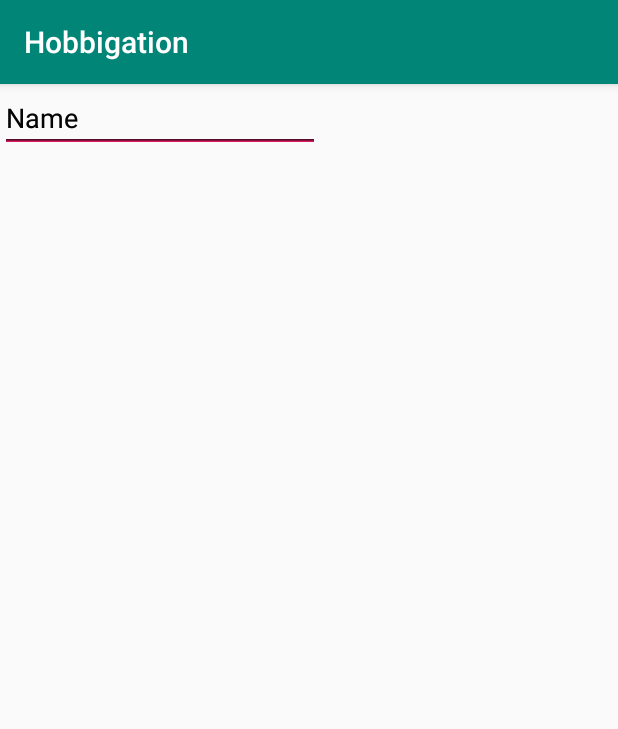
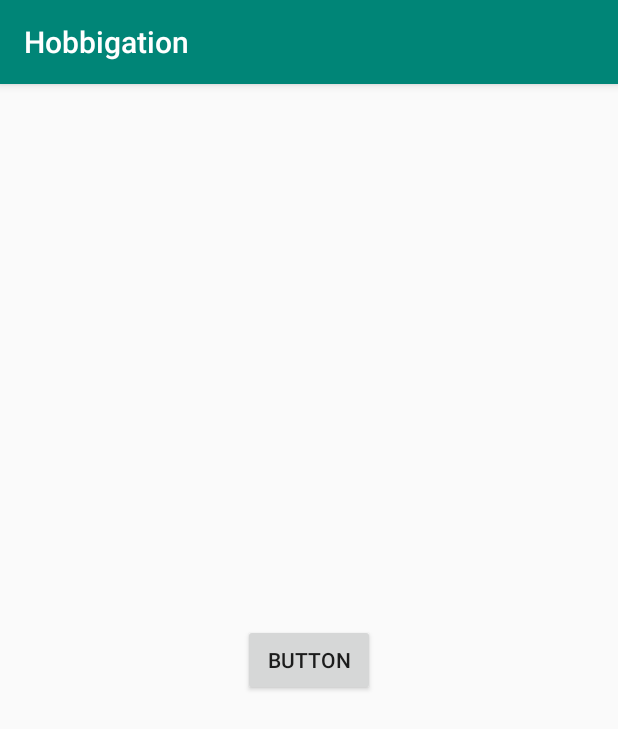
Before and after one commit to eunsongsong/Hobbigation, an Android app: the screen it shows after launch (MainActivity), on a phone screen of 412 x 824 dp. Shown: the top 729 px of the screen. Run offline under Robolectric (Android 15) with nearby library versions, the phone set to English and light mode, and no system bars; our stand-ins replace Firebase (no records; nobody signed in at launch, a user with empty details on screens opened directly).

Commit message:
Splash_Activity implementation

```diff
--- a/app/src/main/java/com/example/hobbigation/MainActivity.java
+++ b/app/src/main/java/com/example/hobbigation/MainActivity.java
@@ -1,7 +1,10 @@
 package com.example.hobbigation;
 
+import android.content.Intent;
 import android.os.Bundle;
 import android.support.v7.app.AppCompatActivity;
+import android.view.View;
+import android.widget.Button;
 
 import com.google.firebase.database.DatabaseReference;
 import com.google.firebase.database.FirebaseDatabase;
@@ -12,12 +15,20 @@ public class MainActivity extends AppCompatActivity {
     FirebaseDatabase database = FirebaseDatabase.getInstance();
     DatabaseReference myRef = database.getReference("message");
 
-
-    //hi hi im jh
+    private Button move_btn;
     @Override
     protected void onCreate(Bundle savedInstanceState) {
         super.onCreate(savedInstanceState);
         setContentView(R.layout.activity_main);
         myRef.setValue("Hello, World! 2");
+
+        move_btn = (Button) findViewById(R.id.button);
+        move_btn.setOnClickListener(new View.OnClickListener() {
+            @Override
+            public void onClick(View v) {
+                Intent intent = new Intent(getApplicationContext(),LoginActivity.class);
+                startActivity(intent);
+            }
+        });
     }
 }
--- /dev/null
+++ b/app/src/main/java/com/example/hobbigation/SplashActivity.java
@@ -0,0 +1,24 @@
+package com.example.hobbigation;
+
+import android.content.Intent;
+import android.os.Bundle;
+import android.support.v7.app.AppCompatActivity;
+
+public class SplashActivity extends AppCompatActivity {
+
+    @Override
+    protected void onCreate(Bundle savedInstanceState) {
+        super.onCreate(savedInstanceState);
+
+        try{
+            Thread.sleep(1000);
+            Intent mainIntent = new Intent(this, MainActivity.class);
+            startActivity(mainIntent);
+            finish();
+        } catch (InterruptedException e) {
+            e.printStackTrace();
+        }
+
+
+    }
+}
--- /dev/null
+++ b/app/src/main/res/drawable/splash.xml
@@ -0,0 +1,6 @@
+<?xml version="1.0" encoding="utf-8"?>
+<layer-list xmlns:android="http://schemas.android.com/apk/res/android">
+    <item
+        android:drawable="@drawable/splash_background3">
+    </item>
+</layer-list>
--- a/app/src/main/res/layout/activity_main.xml
+++ b/app/src/main/res/layout/activity_main.xml
@@ -6,24 +6,19 @@
     android:layout_height="match_parent"
     tools:context=".MainActivity">
 
-
-    <EditText
-        android:id="@+id/editText"
+    <Button
+        android:id="@+id/button"
         android:layout_width="wrap_content"
         android:layout_height="wrap_content"
-        android:ems="10"
-        android:inputType="textPersonName"
-        android:text="Name"
-        tools:layout_editor_absoluteX="250dp"
-        tools:layout_editor_absoluteY="407dp" />
-
-    <EditText
-        android:id="@+id/editText2"
-        android:layout_width="wrap_content"
-        android:layout_height="wrap_content"
-        android:ems="10"
-        android:inputType="textPersonName"
-        android:text="Name"
-        tools:layout_editor_absoluteX="0dp"
-        tools:layout_editor_absoluteY="596dp" />
+        android:layout_marginStart="16dp"
+        android:layout_marginLeft="16dp"
+        android:layout_marginTop="16dp"
+        android:layout_marginEnd="16dp"
+        android:layout_marginRight="16dp"
+        android:layout_marginBottom="16dp"
+        android:text="Button"
+        app:layout_constraintBottom_toBottomOf="parent"
+        app:layout_constraintEnd_toEndOf="parent"
+        app:layout_constraintStart_toStartOf="parent"
+        app:layout_constraintTop_toTopOf="parent" />
 </android.support.constraint.ConstraintLayout>
--- a/app/src/main/res/values/styles.xml
+++ b/app/src/main/res/values/styles.xml
@@ -8,4 +8,13 @@
         <item name="colorAccent">@color/colorAccent</item>
     </style>
 
+    <style name="SplashTheme" parent="android:Theme.Light.NoTitleBar">
+        <item name="android:windowBackground">@drawable/splash</item>
+        <item name="android:windowActionBar">false</item>
+        <item name="android:windowNoTitle">true</item>
+    </style>
+
+
+
+
 </resources>
--- a/build.gradle
+++ b/build.gradle
@@ -8,7 +8,7 @@ buildscript {
     }
     dependencies {
         classpath 'com.android.tools.build:gradle:3.3.2'
-        classpath 'com.google.gms:google-services:4.1.0'
+        classpath 'com.google.gms:google-services:4.2.0'
 
         // NOTE: Do not place your application dependencies here; they belong
         // in the individual module build.gradle files
```
Also changed, not shown: app/src/main/AndroidManifest.xml (+8 -2 lines), app/src/main/java/com/example/hobbigation/LoginActivity.java (added, +13 -0 lines), app/src/main/res/layout/activity_login.xml (added, +27 -0 lines), app/src/main/res/layout/activity_splash.xml (added, +7 -0 lines), app/src/main/res/drawable/splash_background.PNG (added), app/src/main/res/drawable/splash_background2.PNG (added), app/src/main/res/drawable/splash_background3.PNG (added), app/src/main/res/drawable/splash_background4.PNG (added), app/src/main/res/drawable/splash_background5.PNG (added), app/src/main/res/drawable/splash_background6.png (added).
